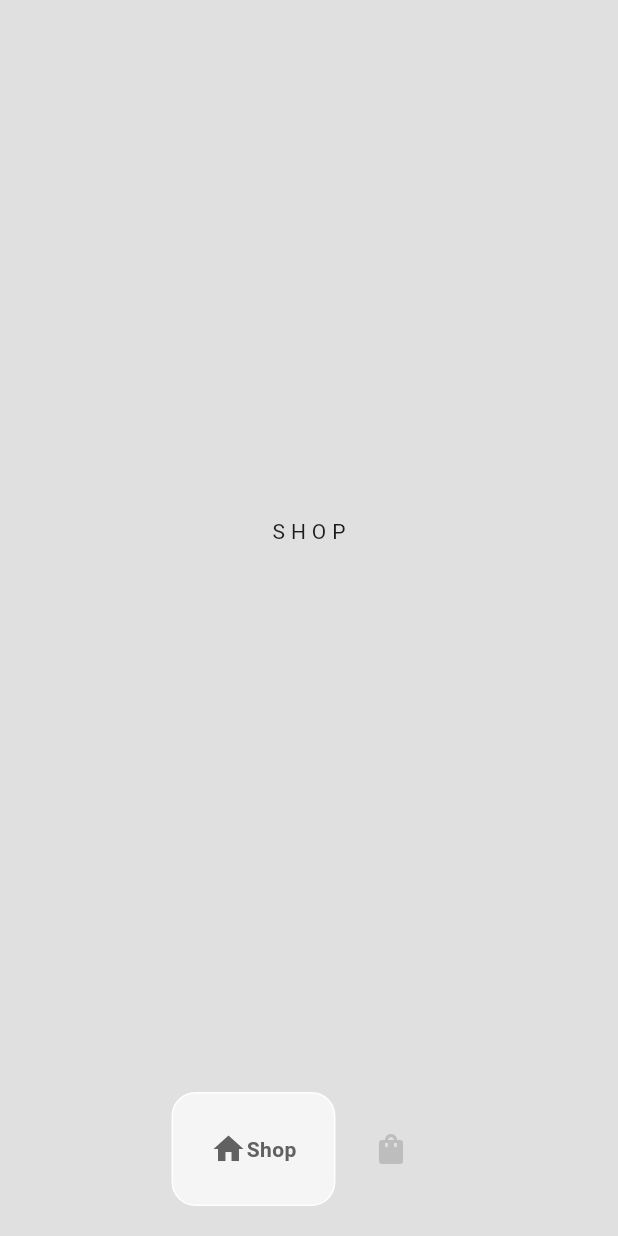
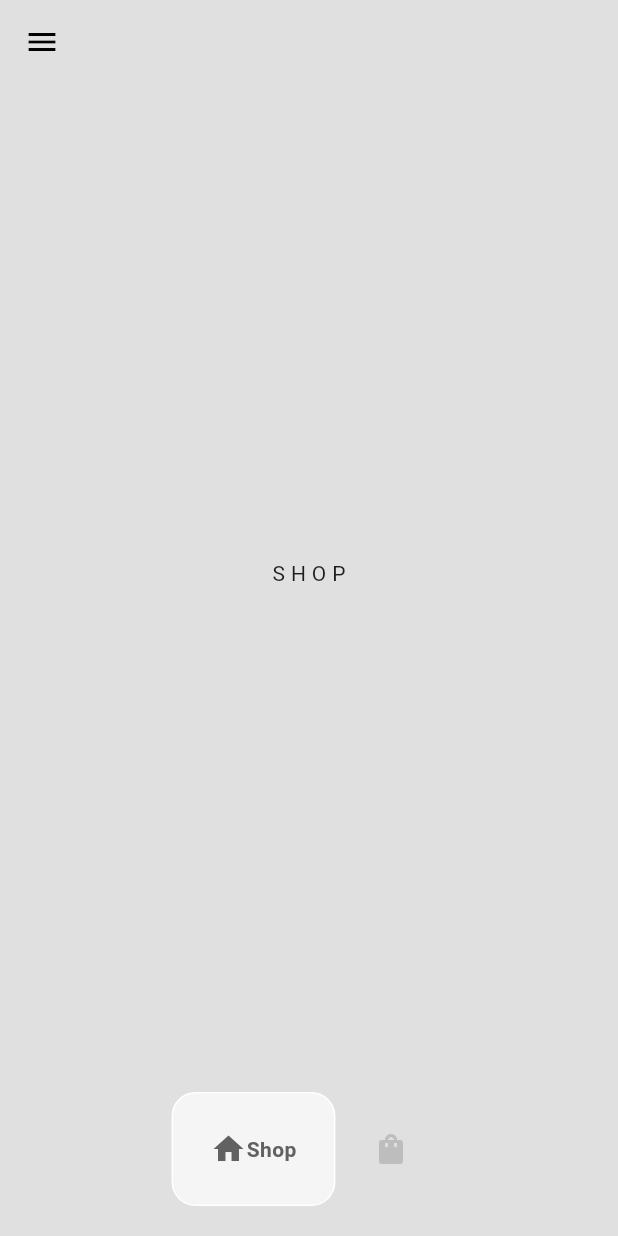
Before and after one commit to Raftouch/e-commerce-app-flutter, a Flutter app: the HomePage screen opened directly, on a phone screen of 412 x 824 dp. Run offline on Flutter 3.47's test engine with Material 3 defaults, Android fonts, the phone set to English and light mode, and no system bars; drawn by our look-alikes of google_nav_bar.

```diff
--- a/lib/pages/home_page.dart
+++ b/lib/pages/home_page.dart
@@ -35,6 +35,54 @@ class _HomePageState extends State<HomePage> {
       bottomNavigationBar: BottomNavbar(
         onTabChange: (index) => navigateBottomBar(index),
       ),
+      appBar: AppBar(
+        backgroundColor: Colors.transparent,
+        elevation: 0,
+        leading: Builder(builder: (context) {
+          return IconButton(
+              onPressed: () {
+                Scaffold.of(context).openDrawer();
+              },
+              icon: const Icon(Icons.menu, color: Colors.black));
+        }),
+      ),
+      drawer: Drawer(
+        backgroundColor: Colors.grey[900],
+        child: Column(
+          mainAxisAlignment: MainAxisAlignment.spaceBetween,
+          children: [
+            // logo
+            Column(
+              children: [
+                DrawerHeader(
+                    child: Image.asset('lib/images/nike_logo.png',
+                        color: Colors.white)),
+                const Padding(
+                  padding: EdgeInsets.only(left: 24.0),
+                  child: ListTile(
+                      leading: Icon(Icons.home, color: Colors.white),
+                      title:
+                          Text('Home', style: TextStyle(color: Colors.white))),
+                ),
+                const Padding(
+                  padding: EdgeInsets.only(left: 24.0),
+                  child: ListTile(
+                      leading: Icon(Icons.info, color: Colors.white),
+                      title:
+                          Text('About', style: TextStyle(color: Colors.white))),
+                ),
+              ],
+            ),
+            const Padding(
+              padding: EdgeInsets.only(left: 24.0, bottom: 24.0),
+              child: ListTile(
+                  leading: Icon(Icons.logout, color: Colors.white),
+                  title: Text('Logout', style: TextStyle(color: Colors.white))),
+            ),
+            // oter pages
+          ],
+        ),
+      ),
       body: _pages[_selectedIndex],
     );
   }
```
